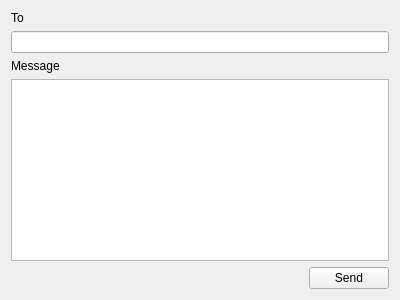
This is simpletextform.ui in blockemail/blockey as Qt 5 draws it before an edit. The edited form follows.
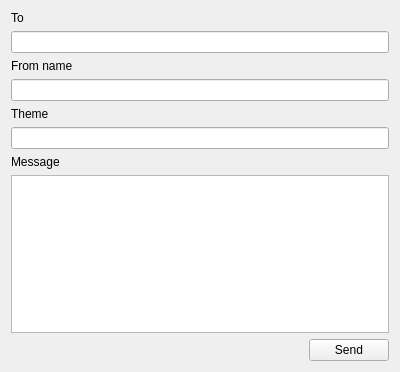
This is the edited form.

Commit message: add message errors, add theme and from name

Patch:
```diff
--- a/simpletextform.ui
+++ b/simpletextform.ui
@@ -7,7 +7,7 @@
     <x>0</x>
     <y>0</y>
     <width>400</width>
-    <height>300</height>
+    <height>372</height>
    </rect>
   </property>
   <property name="windowTitle">
@@ -26,6 +26,26 @@
      <item>
       <widget class="QLineEdit" name="recepientLineEdit"/>
      </item>
+     <item>
+      <widget class="QLabel" name="label_3">
+       <property name="text">
+        <string>From name</string>
+       </property>
+      </widget>
+     </item>
+     <item>
+      <widget class="QLineEdit" name="fromNameLineEdit"/>
+     </item>
+     <item>
+      <widget class="QLabel" name="label_4">
+       <property name="text">
+        <string>Theme</string>
+       </property>
+      </widget>
+     </item>
+     <item>
+      <widget class="QLineEdit" name="themeLlineEdit"/>
+     </item>
      <item>
       <widget class="QLabel" name="label">
        <property name="text">
```
The commit also changes 2 other files.
